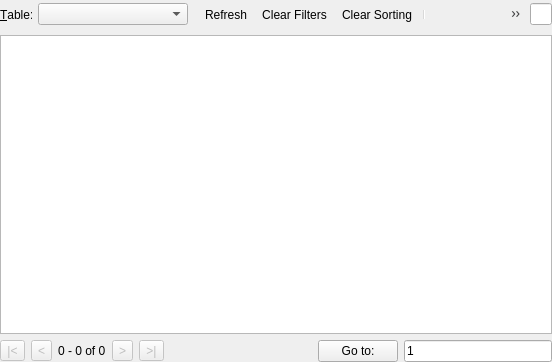
This is src/TableBrowser.ui in sqlitebrowser/sqlitebrowser as Qt 5 draws it before an edit. The edited form follows.
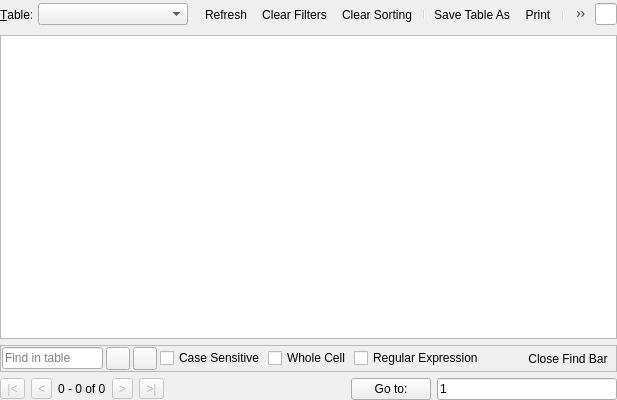
This is the edited form. Icons and pictures are not drawn. Custom widgets are drawn as their Qt base class.

Commit message:
Add a find tool bar to the Browse Data tab
This adds a find tool bar to the Browse Data tab which allows the user
to search for values in the current table view. It only looks in
non-filtered rows and in non-hidden columns. It respected display
formats and sort order, too. The idea is to provide an additional level
of searching: the first one is done by using the filters and actually
reduces the number of rows in the view; the second level is done by
using the new find tool bar and allows you to look for values in the
remaining rows (or all rows if there is no filter).

See issue #1608.

What changed in the file:
```diff
--- a/src/TableBrowser.ui
+++ b/src/TableBrowser.ui
@@ -6,8 +6,8 @@
    <rect>
     <x>0</x>
     <y>0</y>
-    <width>552</width>
-    <height>362</height>
+    <width>617</width>
+    <height>400</height>
    </rect>
   </property>
   <property name="windowTitle">
@@ -74,6 +74,8 @@
        <addaction name="separator"/>
        <addaction name="actionNewRecord"/>
        <addaction name="actionDeleteRecord"/>
+       <addaction name="separator"/>
+       <addaction name="actionFind"/>
       </widget>
      </item>
      <item>
@@ -125,6 +127,152 @@
      </property>
     </widget>
    </item>
+   <item>
+    <widget class="QFrame" name="frameFind">
+     <property name="maximumSize">
+      <size>
+       <width>16777215</width>
+       <height>31</height>
+      </size>
+     </property>
+     <property name="frameShape">
+      <enum>QFrame::StyledPanel</enum>
+     </property>
+     <property name="frameShadow">
+      <enum>QFrame::Raised</enum>
+     </property>
+     <layout class="QGridLayout">
+      <property name="leftMargin">
+       <number>1</number>
+      </property>
+      <property name="topMargin">
+       <number>1</number>
+      </property>
+      <property name="rightMargin">
+       <number>1</number>
+      </property>
+      <property name="bottomMargin">
+       <number>1</number>
+      </property>
+      <property name="spacing">
+       <number>3</number>
+      </property>
+      <item row="0" column="2">
+       <widget class="QToolButton" name="buttonFindNext">
+        <property name="toolTip">
+         <string>Find next match [Enter, F3]</string>
+        </property>
+        <property name="whatsThis">
+         <string>Find next match with wrapping</string>
+        </property>
+        <property name="icon">
+         <iconset resource="icons/icons.qrc">
+          <normaloff>:/icons/down</normaloff>:/icons/down</iconset>
+        </property>
+        <property name="shortcut">
+         <string>F3</string>
+        </property>
+       </widget>
+      </item>
+      <item row="0" column="1">
+       <widget class="QToolButton" name="buttonFindPrevious">
+        <property name="toolTip">
+         <string>Find previous match [Shift+F3]</string>
+        </property>
+        <property name="whatsThis">
+         <string>Find previous match with mapping</string>
+        </property>
+        <property name="icon">
+         <iconset resource="icons/icons.qrc">
+          <normaloff>:/icons/up</normaloff>:/icons/up</iconset>
+        </property>
+        <property name="shortcut">
+         <string>Shift+F3</string>
+        </property>
+       </widget>
+      </item>
+      <item row="0" column="5">
+       <widget class="QCheckBox" name="checkFindRegEx">
+        <property name="toolTip">
+         <string>Interpret search pattern as a regular expression</string>
+        </property>
+        <property name="whatsThis">
+         <string>&lt;html&gt;&lt;head/&gt;&lt;body&gt;&lt;p&gt;When checked, the pattern to find is interpreted as a UNIX regular expression. See &lt;a href=&quot;https://en.wikibooks.org/wiki/Regular_Expressions&quot;&gt;Regular Expression in Wikibooks&lt;/a&gt;.&lt;/p&gt;&lt;/body&gt;&lt;/html&gt;</string>
+        </property>
+        <property name="text">
+         <string>Regular Expression</string>
+        </property>
+       </widget>
+      </item>
+      <item row="0" column="4">
+       <widget class="QCheckBox" name="checkFindWholeCell">
+        <property name="whatsThis">
+         <string>The found pattern must be a whole word</string>
+        </property>
+        <property name="text">
+         <string>Whole Cell</string>
+        </property>
+       </widget>
+      </item>
+      <item row="0" column="0">
+       <widget class="QLineEdit" name="editFindExpression">
+        <property name="contextMenuPolicy">
+         <enum>Qt::DefaultContextMenu</enum>
+        </property>
+        <property name="whatsThis">
+         <string>Text pattern to find considering the checks in this frame</string>
+        </property>
+        <property name="placeholderText">
+         <string>Find in table</string>
+        </property>
+        <property name="clearButtonEnabled">
+         <bool>true</bool>
+        </property>
+       </widget>
+      </item>
+      <item row="0" column="8">
+       <widget class="QToolButton" name="buttonFindClose">
+        <property name="toolTip">
+         <string>Close Find Bar</string>
+        </property>
+        <property name="text">
+         <string>Close Find Bar</string>
+        </property>
+        <property name="icon">
+         <iconset resource="icons/icons.qrc">
+          <normaloff>:/icons/close</normaloff>:/icons/close</iconset>
+        </property>
+        <property name="autoRaise">
+         <bool>true</bool>
+        </property>
+       </widget>
+      </item>
+      <item row="0" column="6">
+       <spacer name="horizontalSpacer_1">
+        <property name="orientation">
+         <enum>Qt::Horizontal</enum>
+        </property>
+        <property name="sizeHint" stdset="0">
+         <size>
+          <width>40</width>
+          <height>20</height>
+         </size>
+        </property>
+       </spacer>
+      </item>
+      <item row="0" column="3">
+       <widget class="QCheckBox" name="checkFindCaseSensitive">
+        <property name="whatsThis">
+         <string>The found pattern must match in letter case</string>
+        </property>
+        <property name="text">
+         <string>Case Sensitive</string>
+        </property>
+       </widget>
+      </item>
+     </layout>
+    </widget>
+   </item>
    <item>
     <layout class="QHBoxLayout" name="horizontalLayout_2">
      <item>
@@ -507,6 +655,24 @@
     <enum>Qt::WidgetShortcut</enum>
    </property>
   </action>
+  <action name="actionFind">
+   <property name="checkable">
+    <bool>true</bool>
+   </property>
+   <property name="icon">
+    <iconset resource="icons/icons.qrc">
+     <normaloff>:/icons/find</normaloff>:/icons/find</iconset>
+   </property>
+   <property name="text">
+    <string>Find in cells</string>
+   </property>
+   <property name="toolTip">
+    <string>Open the find tool bar which allows you to search for values in the table view below.</string>
+   </property>
+   <property name="shortcut">
+    <string>Ctrl+F</string>
+   </property>
+  </action>
  </widget>
  <customwidgets>
   <customwidget>
```
Left out of the diff: 38 changed lines with no effect on the pictures. The commit also changes 4 other files.
